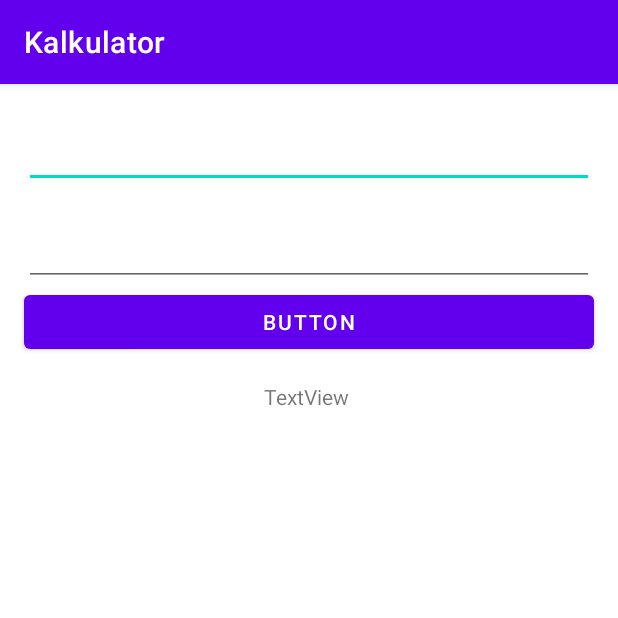
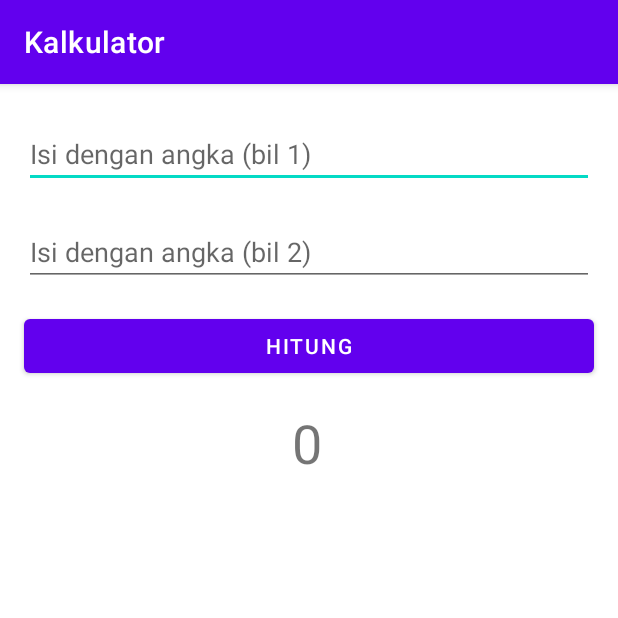
Before and after one commit to Riskyo/PBO-Mobile, an Android app: the screen it shows after launch (MainActivity), on a phone screen of 412 x 824 dp, the top half of it. Run offline under Robolectric (Android 15) with nearby library versions, the phone set to English and light mode, and no system bars.

Commit message:
Minggu 2

```diff
--- a/Android-Studio/Kalkulator/app/src/main/res/layout/activity_main.xml
+++ b/Android-Studio/Kalkulator/app/src/main/res/layout/activity_main.xml
@@ -7,51 +7,58 @@
     tools:context=".MainActivity">
 
     <EditText
-        android:id="@+id/editTextNumber2"
+        android:id="@+id/etBil_1"
         android:layout_width="0dp"
         android:layout_height="wrap_content"
         android:layout_marginStart="16dp"
         android:layout_marginTop="24dp"
         android:layout_marginEnd="16dp"
         android:ems="10"
+        android:hint="Isi dengan angka (bil 1)"
         android:inputType="number"
         app:layout_constraintEnd_toEndOf="parent"
         app:layout_constraintStart_toStartOf="parent"
         app:layout_constraintTop_toTopOf="parent" />
 
     <EditText
-        android:id="@+id/editTextNumber"
+        android:id="@+id/etBil_2"
         android:layout_width="0dp"
         android:layout_height="wrap_content"
         android:layout_marginStart="16dp"
         android:layout_marginTop="20dp"
         android:layout_marginEnd="16dp"
         android:ems="10"
+        android:hint="Isi dengan angka (bil 2)"
         android:inputType="number"
         app:layout_constraintEnd_toEndOf="parent"
         app:layout_constraintHorizontal_bias="0.0"
         app:layout_constraintStart_toStartOf="parent"
-        app:layout_constraintTop_toBottomOf="@+id/editTextNumber2" />
+        app:layout_constraintTop_toBottomOf="@+id/etBil_1" />
 
     <Button
-        android:id="@+id/button2"
+        android:id="@+id/btnHitung"
         android:layout_width="0dp"
         android:layout_height="wrap_content"
         android:layout_marginStart="16dp"
+        android:layout_marginTop="16dp"
         android:layout_marginEnd="16dp"
-        android:text="Button"
+        android:onClick="Hitung"
+        android:text="Hitung"
         app:layout_constraintEnd_toEndOf="parent"
+        app:layout_constraintHorizontal_bias="0.0"
         app:layout_constraintStart_toStartOf="parent"
-        app:layout_constraintTop_toBottomOf="@+id/editTextNumber" />
+        app:layout_constraintTop_toBottomOf="@+id/etBil_2" />
 
     <TextView
-        android:id="@+id/textView"
+        android:id="@+id/tvHasil"
         android:layout_width="58dp"
         android:layout_height="wrap_content"
         android:layout_marginTop="16dp"
-        android:text="TextView"
+        android:text="0"
+        android:textAlignment="center"
+        android:textSize="36sp"
         app:layout_constraintEnd_toEndOf="parent"
         app:layout_constraintHorizontal_bias="0.498"
         app:layout_constraintStart_toStartOf="parent"
-        app:layout_constraintTop_toBottomOf="@+id/button2" />
+        app:layout_constraintTop_toBottomOf="@+id/btnHitung" />
 </androidx.constraintlayout.widget.ConstraintLayout>
```
Also changed, not shown: Android-Studio/Kalkulator/app/src/main/java/com/Riskyo/kalkulator/Kalkulator.java (added, +19 -0 lines), Android-Studio/Kalkulator/app/src/main/java/com/Riskyo/kalkulator/MainActivity.java (+30 -0 lines), 1 other file.
